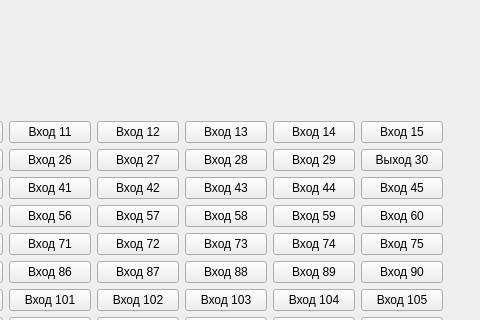
The window that console_pvkp/console_pvkp/pvkpwindow.ui (ShaninaDaria/busep) describes before a commit, drawn with Qt 5; both pictures show x 901 to 1381 and y 264 to 584 of the 1381 by 767 pixel window.
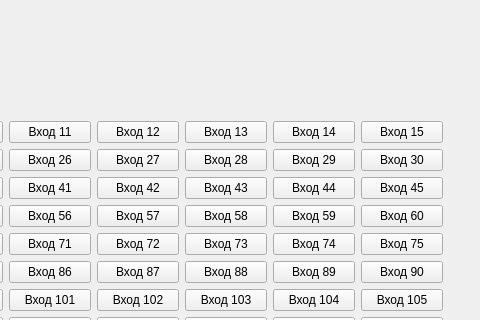
The same window after the commit.

Patch:
```diff
--- a/console_pvkp/console_pvkp/pvkpwindow.ui
+++ b/console_pvkp/console_pvkp/pvkpwindow.ui
@@ -801,7 +801,7 @@
      <item row="2" column="14">
       <widget class="QPushButton" name="pushButton_85">
        <property name="text">
-        <string>Выход 30</string>
+        <string>Вход 30</string>
        </property>
        <property name="checkable">
         <bool>false</bool>
```
Left out of the diff: 342 changed lines with no effect on the pictures.
